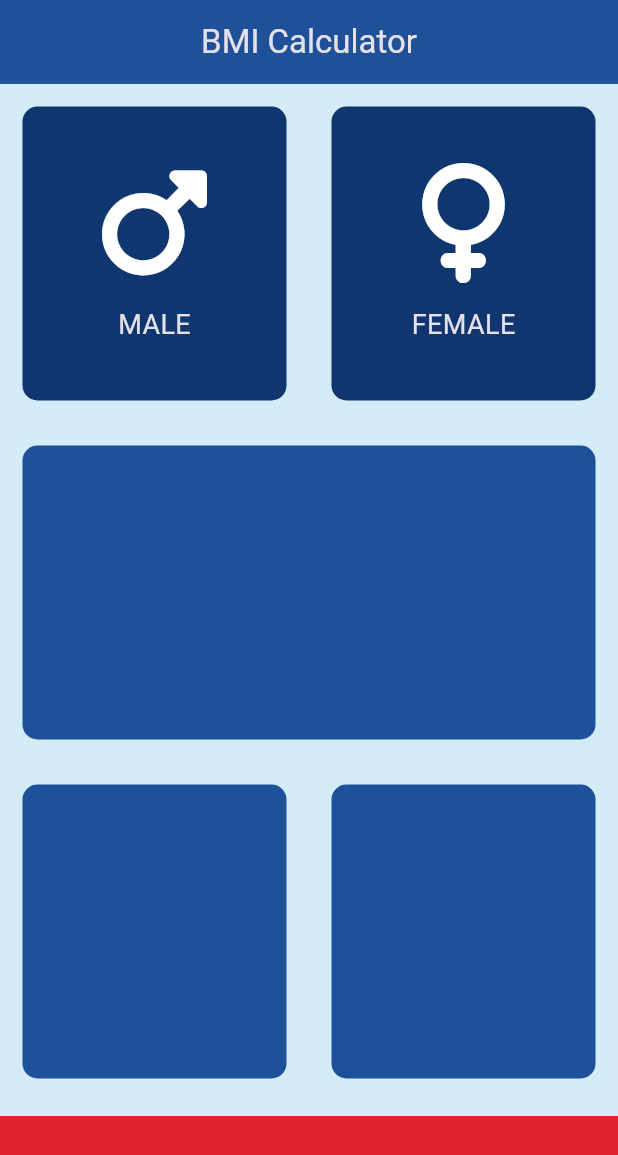
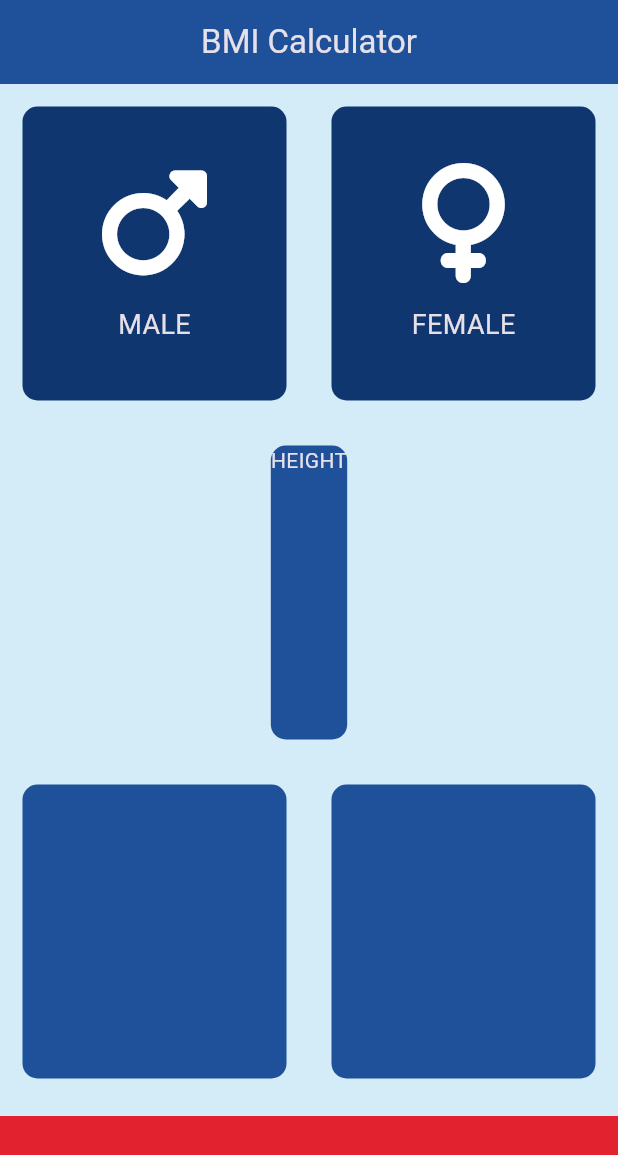
Before and after one commit to AfzalVirk/bmi-calculatorapp-flutter, a Flutter app: the screen it shows after launch, on a phone screen of 412 x 824 dp. Shown: the top 1155 px of the screen. Run offline on Flutter 3.47's test engine with Material 3 defaults, Android fonts, the phone set to English and light mode, and no system bars; our stand-ins replace font_awesome_flutter.

```diff
--- a/lib/input_page.dart
+++ b/lib/input_page.dart
@@ -84,7 +84,10 @@ class _InputPageState extends State<InputPage> {
             ]),
           ),
           Expanded(
-            child: ReuseableCard(colour: activecolor),
+            child: ReuseableCard(
+              colour: activecolor,
+              cardChild: Text('HEIGHT'),
+            ),
           ),
           Expanded(
               child: Row(
```
Also changed, not shown: lib/constants.dart (added).
